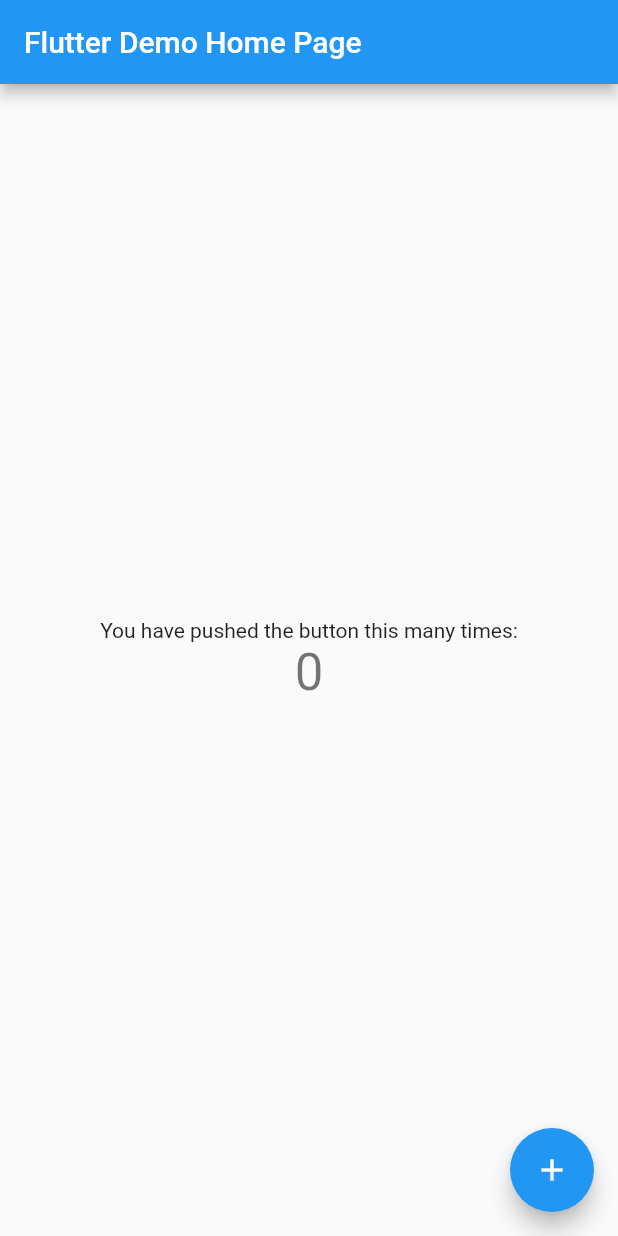
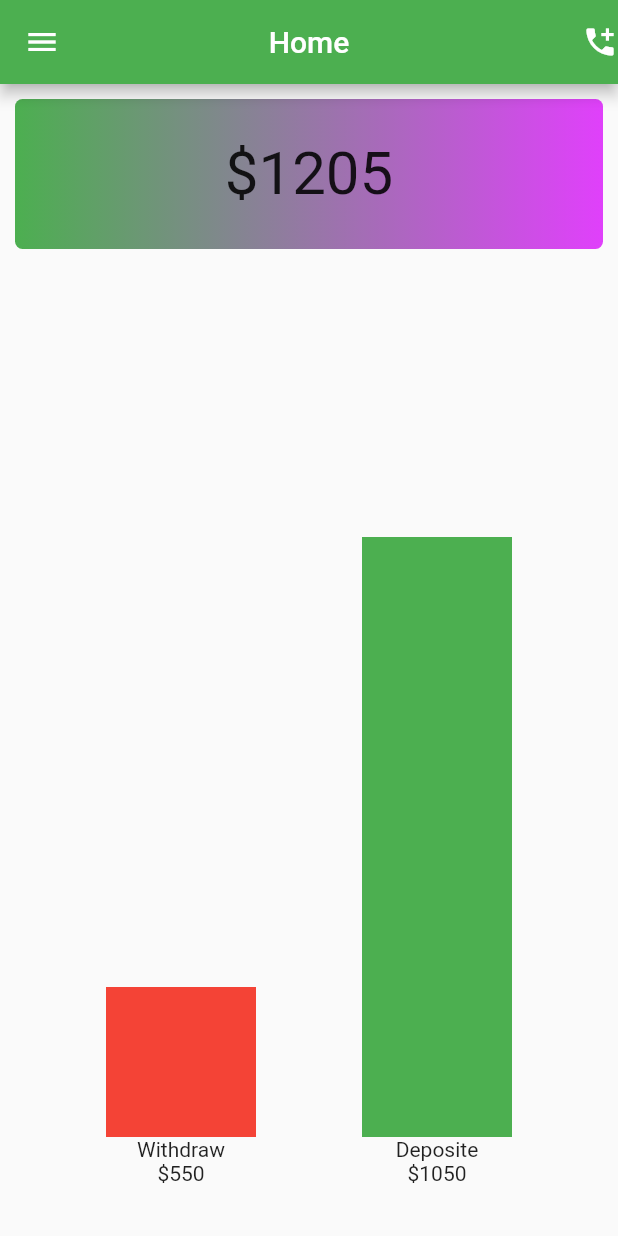
Before and after one commit to Shaheduzzaman67/money_management, a Flutter app: the screen it shows after launch, on a phone screen of 412 x 824 dp. Run offline on Flutter 3.47's test engine with Material 2 defaults, Android fonts, the phone set to English and light mode, and no system bars.

Commit message:
Home Page mockup complete

```diff
--- /dev/null
+++ b/lib/application.dart
@@ -0,0 +1,14 @@
+import 'package:flutter/material.dart';
+import 'package:money_tracker/pages/home/home_page.dart';
+
+class Application extends StatelessWidget {
+  @override
+  Widget build(BuildContext context) {
+    return MaterialApp(
+        title: "Money Tacker",
+        theme: ThemeData(
+          primarySwatch: Colors.green,
+        ),
+        home: HomePage());
+  }
+}
--- a/lib/main.dart
+++ b/lib/main.dart
@@ -1,75 +1,4 @@
 import 'package:flutter/material.dart';
+import 'package:money_tracker/application.dart';
 
-void main() {
-  runApp(MyApp());
-}
-
-class MyApp extends StatelessWidget {
-  // This widget is the root of your application.
-  @override
-  Widget build(BuildContext context) {
-    return MaterialApp(
-      title: 'Flutter Demo',
-      theme: ThemeData(
-
-        primarySwatch: Colors.blue,
-
-        visualDensity: VisualDensity.adaptivePlatformDensity,
-      ),
-      home: MyHomePage(title: 'Flutter Demo Home Page'),
-    );
-  }
-}
-
-class MyHomePage extends StatefulWidget {
-  MyHomePage({Key key, this.title}) : super(key: key);
-
-
-  final String title;
-
-  @override
-  _MyHomePageState createState() => _MyHomePageState();
-}
-
-class _MyHomePageState extends State<MyHomePage> {
-  int _counter = 0;
-
-  void _incrementCounter() {
-    setState(() {
-
-      _counter++;
-    });
-  }
-
-  @override
-  Widget build(BuildContext context) {
-
-    return Scaffold(
-      appBar: AppBar(
-
-        title: Text(widget.title),
-      ),
-      body: Center(
-
-        child: Column(
-
-          mainAxisAlignment: MainAxisAlignment.center,
-          children: <Widget>[
-            Text(
-              'You have pushed the button this many times:',
-            ),
-            Text(
-              '$_counter',
-              style: Theme.of(context).textTheme.headline4,
-            ),
-          ],
-        ),
-      ),
-      floatingActionButton: FloatingActionButton(
-        onPressed: _incrementCounter,
-        tooltip: 'Increment',
-        child: Icon(Icons.add),
-      ), // This trailing comma makes auto-formatting nicer for build methods.
-    );
-  }
-}
+void main () => runApp(Application());
--- /dev/null
+++ b/lib/pages/home/home_page.dart
@@ -0,0 +1,111 @@
+import 'package:flutter/material.dart';
+import 'package:money_tracker/pages/home/widgets/custom_text.dart';
+
+class HomePage extends StatelessWidget {
+  const HomePage({Key key}) : super(key: key);
+  final amount = "1205";
+
+  @override
+  Widget build(BuildContext context) {
+    return Scaffold(
+      appBar: AppBar(
+        leading: Icon(Icons.menu),
+        title: const Text("Home"),
+        actions: <Widget>[
+          Icon(Icons.add_call),
+        ],
+        centerTitle: true,
+      ),
+      body: Column(
+        crossAxisAlignment: CrossAxisAlignment.stretch,
+        children: <Widget>[
+          _TotalBudget(amount: amount),
+          Container(
+            padding: EdgeInsets.only(bottom: 10),
+            height: MediaQuery.of(context).size.height - 200,
+            child: Row(
+              crossAxisAlignment: CrossAxisAlignment.start,
+              mainAxisAlignment: MainAxisAlignment.spaceEvenly,
+              children: <Widget>[
+                _BarLine(100, 550, Colors.red, "Withdraw"),
+                _BarLine(400, 1050, Colors.green, "Deposite"),
+              ],
+            ),
+          ),
+        ],
+      ),
+    );
+  }
+}
+
+class _BarLine extends StatelessWidget {
+  const _BarLine(
+    this.height,
+    this.amount,
+    this.color,
+    this.lebel, {
+    Key key,
+  }) : super(key: key);
+
+  final int amount;
+  final String lebel;
+  final double height;
+  final Color color;
+
+  @override
+  Widget build(BuildContext context) {
+    return Column(
+      mainAxisAlignment: MainAxisAlignment.end,
+      crossAxisAlignment: CrossAxisAlignment.center,
+      children: <Widget>[
+        Container(
+          height: height,
+          width: 100,
+          color: color,
+        ),
+        Text(
+          lebel,
+        ),
+        Text(
+          "\$$amount",
+        ),
+      ],
+    );
+  }
+}
+
+class _TotalBudget extends StatelessWidget {
+  const _TotalBudget({
+    Key key,
+    @required this.amount,
+  }) : super(key: key);
+
+  final String amount;
+
+  @override
+  Widget build(BuildContext context) {
+    return Container(
+      height: 100,
+      margin: EdgeInsets.all(10),
+      alignment: Alignment.center,
+      child: Text(
+        "\$${amount}",
+        style: TextStyle(
+          fontSize: 40,
+        ),
+      ),
+      decoration: BoxDecoration(
+        color: Colors.greenAccent,
+        borderRadius: BorderRadius.all(
+          Radius.circular(5),
+        ),
+        gradient: LinearGradient(
+          colors: [
+            Colors.green,
+            Colors.purpleAccent,
+          ],
+        ),
+      ),
+    );
+  }
+}
--- /dev/null
+++ b/lib/pages/home/widgets/custom_text.dart
@@ -0,0 +1,18 @@
+import 'package:flutter/material.dart';
+
+class CustomText extends StatelessWidget {
+  final String text;
+  const CustomText({Key key, @required this.text}) : super(key: key);
+
+  @override
+  Widget build(BuildContext context) {
+    return Text(
+      text,
+      style: TextStyle(
+        fontSize: 35,
+        fontWeight: FontWeight.bold,
+        color: Colors.green,
+      ),
+    );
+  }
+}
```
Also changed, not shown: 1 other file.
